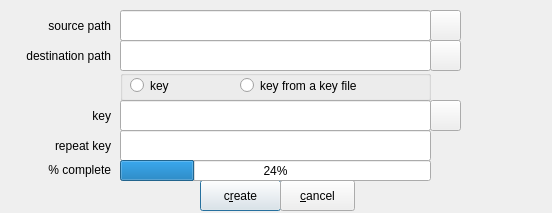
Before: the Qt Designer form zuluCrypt-gui/cryptfiles.ui in mhogomchungu/zuluCrypt, drawn with Qt 5.
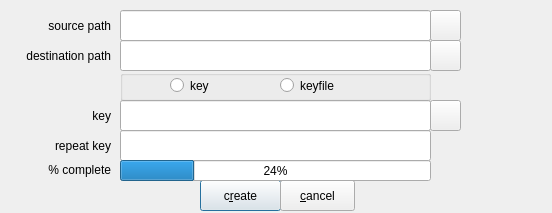
After: the same form once the commit is applied.

```diff
--- a/zuluCrypt-gui/cryptfiles.ui
+++ b/zuluCrypt-gui/cryptfiles.ui
@@ -137,9 +137,9 @@
    <widget class="QRadioButton" name="rbKey">
     <property name="geometry">
      <rect>
-      <x>10</x>
+      <x>50</x>
       <y>0</y>
-      <width>111</width>
+      <width>101</width>
       <height>31</height>
      </rect>
     </property>
@@ -150,14 +150,14 @@
    <widget class="QRadioButton" name="rbKeyFile">
     <property name="geometry">
      <rect>
-      <x>120</x>
+      <x>160</x>
       <y>0</y>
-      <width>191</width>
+      <width>151</width>
       <height>31</height>
      </rect>
     </property>
     <property name="text">
-     <string>key from a key file</string>
+     <string>keyfile</string>
     </property>
    </widget>
   </widget>
```
